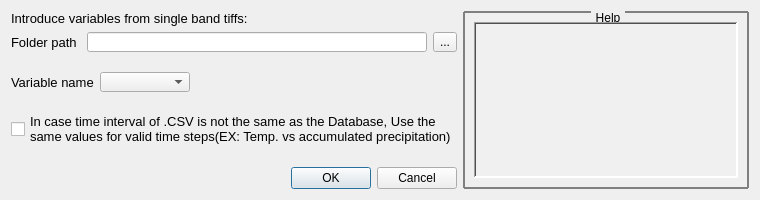
The window that waterpybal_ui_py_inc_functions/waterpybal_ui_design/var_from_tiff.ui (IDAEA-EVS/waterpybal) describes before a commit, drawn with Qt 5.
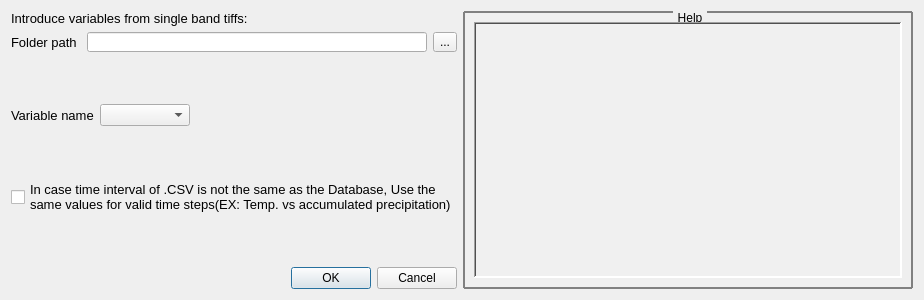
The same window after the commit.

```diff
--- a/waterpybal_ui_py_inc_functions/waterpybal_ui_design/var_from_tiff.ui
+++ b/waterpybal_ui_py_inc_functions/waterpybal_ui_design/var_from_tiff.ui
@@ -6,14 +6,20 @@
    <rect>
     <x>0</x>
     <y>0</y>
-    <width>760</width>
-    <height>200</height>
+    <width>848</width>
+    <height>300</height>
    </rect>
   </property>
+  <property name="minimumSize">
+   <size>
+    <width>0</width>
+    <height>300</height>
+   </size>
+  </property>
   <property name="maximumSize">
    <size>
     <width>16777215</width>
-    <height>300</height>
+    <height>600</height>
    </size>
   </property>
   <property name="windowTitle">
@@ -227,10 +233,16 @@
    </item>
    <item>
     <widget class="QGroupBox" name="groupBox_help">
+     <property name="sizePolicy">
+      <sizepolicy hsizetype="MinimumExpanding" vsizetype="MinimumExpanding">
+       <horstretch>0</horstretch>
+       <verstretch>0</verstretch>
+      </sizepolicy>
+     </property>
      <property name="minimumSize">
       <size>
-       <width>150</width>
-       <height>0</height>
+       <width>450</width>
+       <height>200</height>
       </size>
      </property>
      <property name="font">
```
